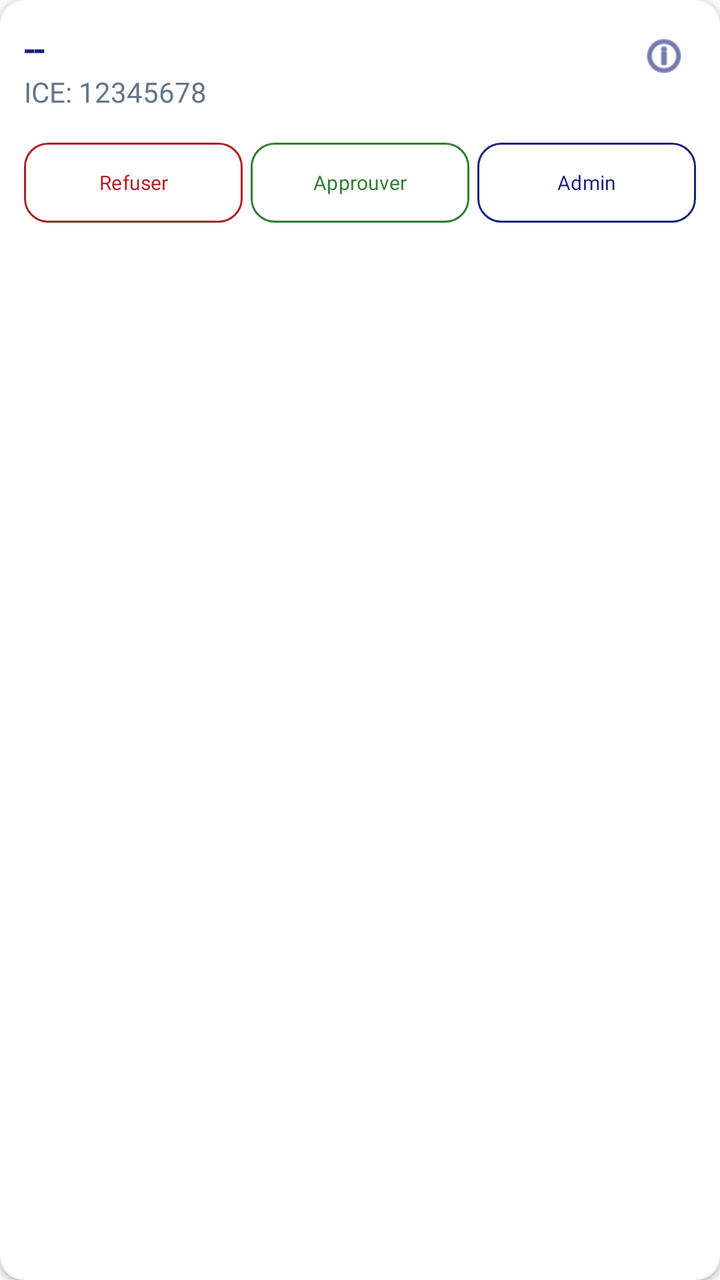
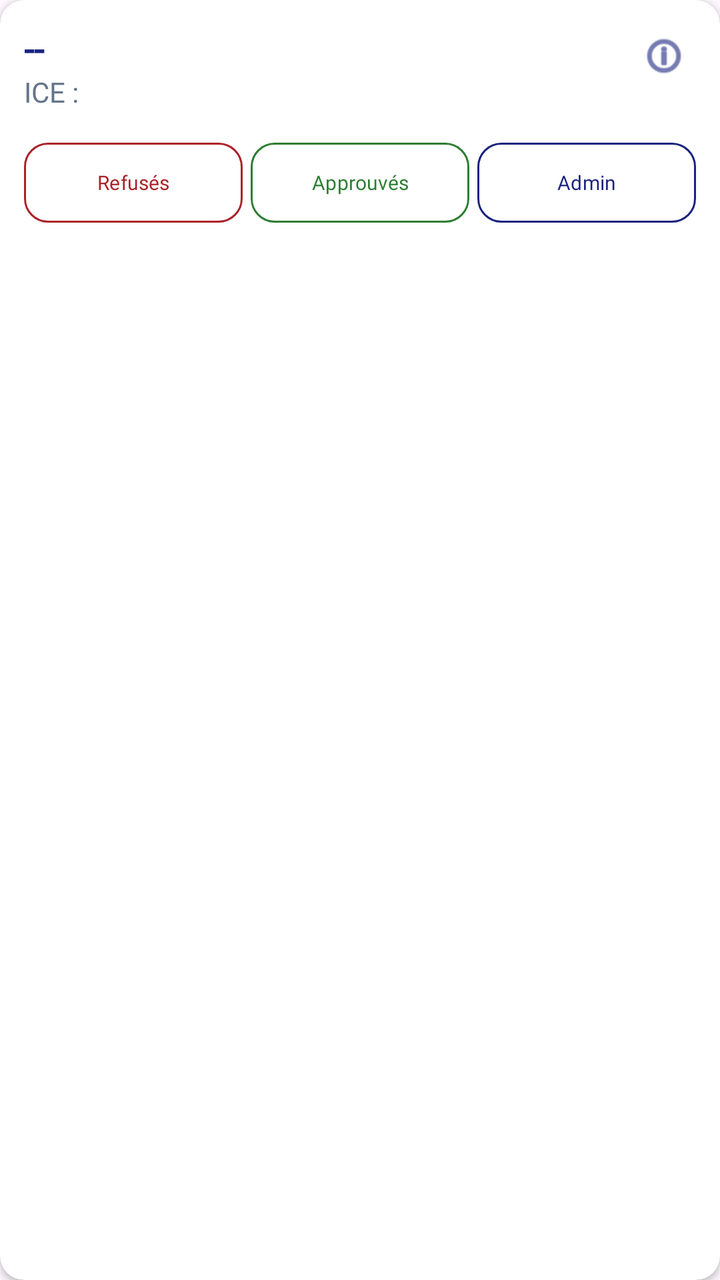

Before-and-after screenshots of an Android layout around one commit, followed by the original layout XML and the change that was made.
<!-- AndroidManifest.xml: application theme Theme.WinnerSoftwareApp -->
<!-- res/layout/item_new_user_validation.xml -->
<?xml version="1.0" encoding="utf-8"?>
<com.google.android.material.card.MaterialCardView
    xmlns:android="http://schemas.android.com/apk/res/android"
    xmlns:app="http://schemas.android.com/apk/res-auto"
    android:layout_width="match_parent"
    android:layout_height="wrap_content"
    android:layout_marginHorizontal="@dimen/margin_small"
    android:layout_marginVertical="@dimen/margin_small"
    app:cardCornerRadius="@dimen/corner1"
    app:cardElevation="2dp"
    android:backgroundTint="@color/surface_card"
    app:strokeWidth="0dp">

    <androidx.constraintlayout.widget.ConstraintLayout
        android:layout_width="match_parent"
        android:layout_height="wrap_content"
        android:padding="@dimen/margin_medium">

        <TextView
            android:id="@+id/tv_user_name"
            android:layout_width="0dp"
            android:layout_height="wrap_content"
            android:fontFamily="@font/cairo"
            android:text="--"
            android:textColor="@color/navy_blue"
            android:textSize="@dimen/txt_medium"
            android:textStyle="bold"
            app:layout_constraintEnd_toStartOf="@+id/iv_info"
            app:layout_constraintStart_toStartOf="parent"
            app:layout_constraintTop_toTopOf="parent"
            />

        <TextView
            android:id="@+id/tv_user_ice"
            android:layout_width="match_parent"
            android:layout_height="wrap_content"
            android:fontFamily="@font/cairo"
            android:text="ICE: 12345678"
            android:textColor="@color/text_secondary"
            android:textSize="14sp"
            app:layout_constraintStart_toStartOf="parent"
            app:layout_constraintTop_toBottomOf="@+id/tv_user_name" />

        <ImageView
            android:id="@+id/iv_info"
            android:layout_width="32dp"
            android:layout_height="32dp"
            android:background="?attr/selectableItemBackgroundBorderless"
            android:clickable="true"
            android:focusable="true"
            android:padding="4dp"
            android:src="@android:drawable/ic_menu_info_details"
            app:layout_constraintEnd_toEndOf="parent"
            app:layout_constraintTop_toTopOf="parent"
            app:tint="@color/navy_blue" />

        <LinearLayout
            android:id="@+id/ll_actions"
            android:layout_width="match_parent"
            android:layout_height="wrap_content"
            android:layout_marginTop="12dp"
            android:orientation="horizontal"
            android:weightSum="3"
            app:layout_constraintTop_toBottomOf="@+id/tv_user_ice">

            <com.google.android.material.button.MaterialButton
                android:id="@+id/btn_reject"
                style="@style/Widget.Material3.Button.TextButton"
                android:layout_width="0dp"
                android:layout_height="wrap_content"
                android:layout_weight="1"
                android:backgroundTint="@android:color/transparent"
                android:text="Refuser"
                android:layout_marginEnd="2dp"
                android:fontFamily="@font/cairo"
                android:textColor="@color/red"
                app:cornerRadius="@dimen/corner1"
                app:strokeColor="@color/red"
                app:strokeWidth="1dp"
                android:textSize="@dimen/txt_smallest"
                />

            <com.google.android.material.button.MaterialButton
                android:id="@+id/btn_approve"
                android:layout_width="0dp"
                android:layout_height="wrap_content"
                android:layout_weight="1"
                android:layout_marginStart="2dp"
                android:layout_marginEnd="2dp"
                android:backgroundTint="@android:color/transparent"
                app:strokeColor="@color/green"
                app:strokeWidth="1dp"
                android:text="Approuver"
                android:fontFamily="@font/cairo"
                android:textColor="@color/green"
                app:cornerRadius="@dimen/corner1"
                android:textSize="@dimen/txt_smallest"
                />

            <com.google.android.material.button.MaterialButton
                android:id="@+id/btn_make_admin"
                style="@style/Widget.Material3.Button.TonalButton"
                android:layout_width="0dp"
                android:layout_height="wrap_content"
                android:layout_marginStart="2dp"
                android:layout_weight="1"
                android:fontFamily="@font/cairo"
                android:text="Admin"
                android:backgroundTint="@android:color/transparent"
                app:strokeColor="@color/navy_blue"
                app:strokeWidth="1dp"
                app:cornerRadius="@dimen/corner1"
                android:textColor="@color/navy_blue"
                android:textSize="@dimen/txt_smallest"
                />

        </LinearLayout>

    </androidx.constraintlayout.widget.ConstraintLayout>

</com.google.android.material.card.MaterialCardView>
<!-- resources referenced by this layout -->
<resources>
  <color name="green">#2E7D32</color>
  <color name="navy_blue">#1A237E</color>
  <color name="red">#ab2229</color>
  <color name="surface_card">#FFFFFF</color>
  <color name="text_secondary">#64748B</color>
  <dimen name="corner1">12dp</dimen>
  <dimen name="margin_medium">12dp</dimen>
  <dimen name="margin_small">10dp</dimen>
  <dimen name="txt_medium">18sp</dimen>
  <dimen name="txt_smallest">10sp</dimen>
  <style name="Theme.WinnerSoftwareApp" parent="Base.Theme.WinnerSoftwareApp" />
  <style name="Base.Theme.WinnerSoftwareApp" parent="Theme.Material3.DayNight.NoActionBar">
          
          <item name="colorPrimary">@color/blue</item>
          <item name="android:statusBarColor">@android:color/transparent</item>
          
          <item name="android:windowLightStatusBar">true</item>
      </style>
  <color name="blue">#293891</color>
</resources>

<!-- the commit's change to res/layout/item_new_user_validation.xml (unified diff, before → after) -->
@@ -35,7 +35,7 @@
             android:layout_width="match_parent"
             android:layout_height="wrap_content"
             android:fontFamily="@font/cairo"
-            android:text="ICE: 12345678"
+            android:text="@string/ice_prefix"
             android:textColor="@color/text_secondary"
             android:textSize="14sp"
             app:layout_constraintStart_toStartOf="parent"
@@ -70,7 +70,7 @@
                 android:layout_height="wrap_content"
                 android:layout_weight="1"
                 android:backgroundTint="@android:color/transparent"
-                android:text="Refuser"
+                android:text="@string/refuses"
                 android:layout_marginEnd="2dp"
                 android:fontFamily="@font/cairo"
                 android:textColor="@color/red"
@@ -90,7 +90,7 @@
                 android:backgroundTint="@android:color/transparent"
                 app:strokeColor="@color/green"
                 app:strokeWidth="1dp"
-                android:text="Approuver"
+                android:text="@string/approuves"
                 android:fontFamily="@font/cairo"
                 android:textColor="@color/green"
                 app:cornerRadius="@dimen/corner1"
<!-- resource entries referenced after the edit -->
@@ -10,6 +10,9 @@
   <dimen name="margin_small">10dp</dimen>
   <dimen name="txt_medium">18sp</dimen>
   <dimen name="txt_smallest">10sp</dimen>
+  <string name="approuves">Approuvés</string>
+  <string name="ice_prefix">ICE : </string>
+  <string name="refuses">Refusés</string>
   <style name="Theme.WinnerSoftwareApp" parent="Base.Theme.WinnerSoftwareApp" />
   <style name="Base.Theme.WinnerSoftwareApp" parent="Theme.Material3.DayNight.NoActionBar">
           
